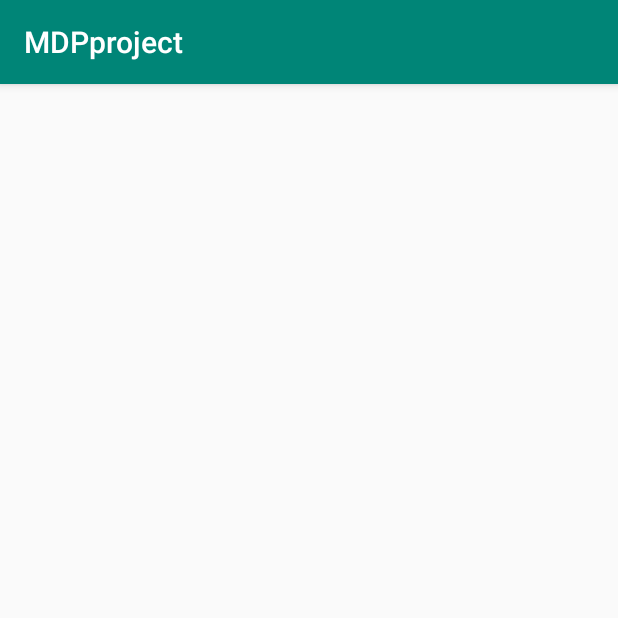
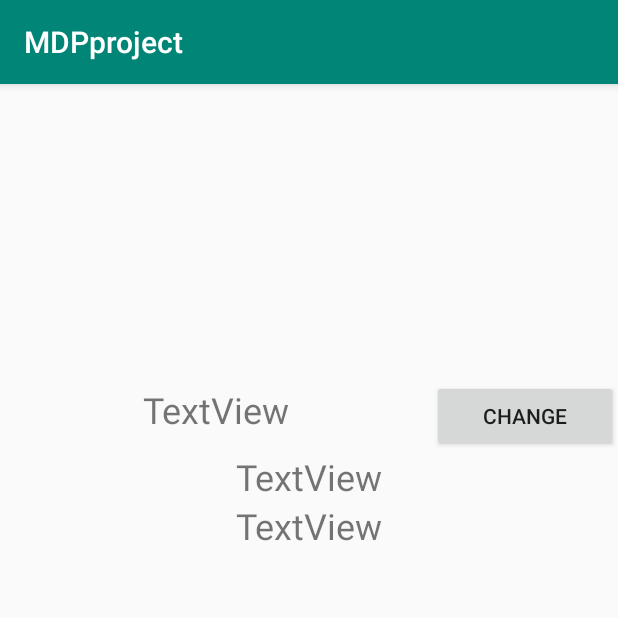
Before and after one commit to paqsy23/Android-Pou-Game, an Android app: the fragment menu_fragment shown on its own in the app's theme, on a phone screen of 412 x 824 dp, the top half of it. Run offline under Robolectric (Android 15) with nearby library versions, the light colour scheme and no system bars.

Commit message:
push terbaru 29/11

```diff
--- a/app/build.gradle
+++ b/app/build.gradle
@@ -28,4 +28,5 @@ dependencies {
     androidTestImplementation 'androidx.test:runner:1.2.0'
     androidTestImplementation 'androidx.test.espresso:espresso-core:3.2.0'
     implementation 'com.google.android.gms:play-services-auth:17.0.0'
+    implementation 'com.android.volley:volley:1.1.1'
 }
--- a/app/src/main/res/layout/fragment_menu_fragment.xml
+++ b/app/src/main/res/layout/fragment_menu_fragment.xml
@@ -12,4 +12,43 @@
         android:layout_width="match_parent"
         android:layout_height="197dp"
         tools:src="@tools:sample/avatars" />
+
+    <LinearLayout
+        android:layout_width="match_parent"
+        android:layout_height="wrap_content"
+        android:orientation="horizontal">
+
+        <TextView
+            android:id="@+id/tvprofileusername"
+            android:layout_width="wrap_content"
+            android:layout_height="wrap_content"
+            android:layout_weight="8"
+            android:text="TextView"
+            android:textAlignment="center"
+            android:textSize="24sp" />
+
+        <Button
+            android:id="@+id/btnchangeusername"
+            android:layout_width="100dp"
+            android:layout_height="wrap_content"
+            android:layout_weight="1"
+            android:text="change" />
+    </LinearLayout>
+
+    <TextView
+        android:id="@+id/tvprofileemail"
+        android:layout_width="match_parent"
+        android:layout_height="wrap_content"
+        android:text="TextView"
+        android:textAlignment="center"
+        android:textSize="24sp" />
+
+    <TextView
+        android:id="@+id/tvprofilelevel"
+        android:layout_width="match_parent"
+        android:layout_height="wrap_content"
+        android:text="TextView"
+        android:textAlignment="center"
+        android:textSize="24sp" />
+
 </LinearLayout>
```
Also changed, not shown: app/src/main/java/com/example/mdpproject/register.java (+69 -3 lines), app/src/main/java/com/example/mdpproject/sql/SQLHandler.java (added, +40 -0 lines), app/src/main/res/layout/activity_register.xml (+19 -5 lines).
